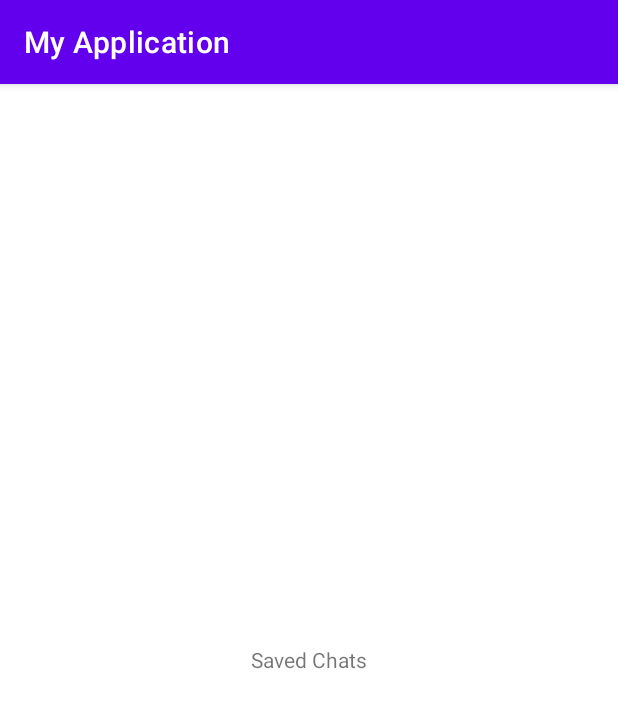
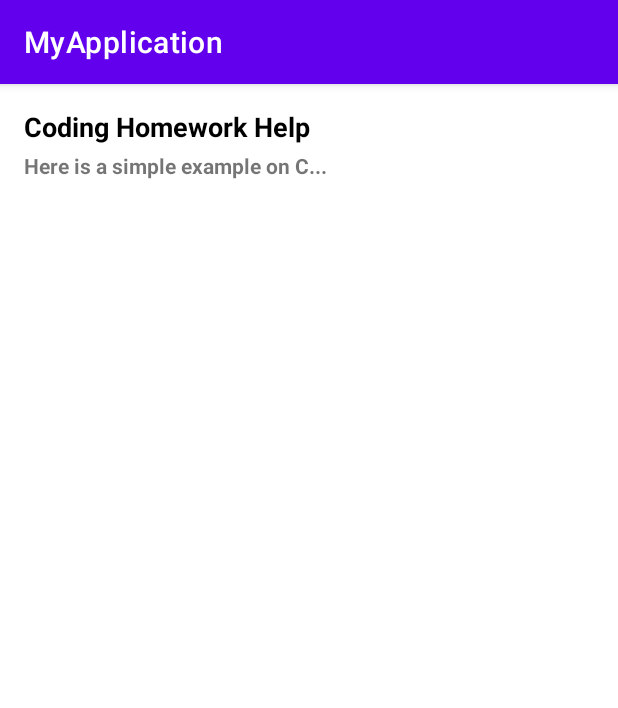
Before and after one commit to davidsmith189/AI3PO, an Android app: the fragment SavedFragment shown on its own in the app's theme, on a phone screen of 412 x 824 dp. Shown: the top 708 px of the screen. Run offline under Robolectric (Android 15) with nearby library versions, the light colour scheme and no system bars.

Commit message:
added item_chat.xml added SavedChat.kt created new assets folder to hold chats.json file which is my dummy data updated build.gradle so app would stop crashing will continue to try and get other chat bubbles to pop up because only one part of the dummy data is being displayed and not the rest of it :(

```diff
--- a/app/build.gradle
+++ b/app/build.gradle
@@ -5,7 +5,7 @@ plugins {
 
 android {
     namespace 'com.example.myapplication'
-    compileSdk 33
+    compileSdk 35
 
     defaultConfig {
         applicationId "com.example.myapplication"
@@ -21,6 +21,7 @@ android {
         release {
             minifyEnabled false
             proguardFiles getDefaultProguardFile('proguard-android-optimize.txt'), 'proguard-rules.pro'
+
         }
     }
     compileOptions {
@@ -34,13 +35,14 @@ android {
 
 dependencies {
 
-    implementation 'androidx.core:core-ktx:1.7.0'
-    implementation 'androidx.appcompat:appcompat:1.4.1'
-    implementation 'androidx.viewpager2:viewpager2:1.0.0'
-    implementation 'com.google.android.material:material:1.9.0'
-    implementation 'androidx.constraintlayout:constraintlayout:2.1.3'
+    implementation 'androidx.core:core-ktx:1.15.0'
+    implementation 'androidx.appcompat:appcompat:1.7.0'
+    implementation 'androidx.viewpager2:viewpager2:1.1.0'
+    implementation 'com.google.android.material:material:1.12.0'
+    implementation 'androidx.constraintlayout:constraintlayout:2.2.1'
     testImplementation 'junit:junit:4.13.2'
-    androidTestImplementation 'androidx.test.ext:junit:1.1.3'
-    androidTestImplementation 'androidx.test.espresso:espresso-core:3.4.0'
-    implementation 'androidx.recyclerview:recyclerview:1.2.1'
+    androidTestImplementation 'androidx.test.ext:junit:1.2.1'
+    androidTestImplementation 'androidx.test.espresso:espresso-core:3.6.1'
+    implementation 'androidx.recyclerview:recyclerview:1.4.0'
+    implementation 'com.google.code.gson:gson:2.10.1'
 }
--- /dev/null
+++ b/app/src/main/assets/chats.json
@@ -0,0 +1,18 @@
+[
+  {
+    "title": "Coding Homework Help",
+    "lastMessage": "Here is a simple example on C..."
+  },
+
+
+  {
+    "title": "Project Discussion",
+    "lastMessage": "Let's meet tomorrow at 9 PM."
+  },
+
+
+  {
+    "title": "English Paper",
+    "lastMessage": "Here is a suggestion on writing your paper..."
+  }
+]
--- /dev/null
+++ b/app/src/main/java/com/example/myapplication/SavedChat.kt
@@ -0,0 +1,6 @@
+package com.example.myapplication
+
+data class SavedChat (
+        val title: String = "" ,
+        val lastMessage: String = ""
+)
--- a/app/src/main/java/com/example/myapplication/SavedFragment.kt
+++ b/app/src/main/java/com/example/myapplication/SavedFragment.kt
@@ -5,12 +5,75 @@ import androidx.fragment.app.Fragment
 import android.view.LayoutInflater
 import android.view.View
 import android.view.ViewGroup
+import android.content.Context
+import android.util.Log
+import java.io.IOException
+import androidx.viewpager2.widget.ViewPager2
+import com.google.gson.Gson
+import com.google.gson.reflect.TypeToken
+import androidx.recyclerview.widget.RecyclerView
+import android.widget.TextView
+
+
 
 class SavedFragment: Fragment() {
+    private lateinit var viewPager: ViewPager2
+    private lateinit var adapter: SavedChatsAdapter
+
     override fun onCreateView(
         inflater: LayoutInflater, container: ViewGroup?,
         savedInstanceState: Bundle?
     ): View? {
         return inflater.inflate(R.layout.fragment_saved, container, false)
     }
+    override fun onViewCreated(view: View, savedInstanceState: Bundle?) {
+        super.onViewCreated(view, savedInstanceState)
+        val viewPager = view.findViewById<ViewPager2>(R.id.viewPager)
+
+        val jsonString = loadJsonFromAssets(requireContext(), "chats.json")
+        if (jsonString != null) {
+            val gson = Gson()
+            val chatListType = object : TypeToken<List<SavedChat>>() {}.type
+            val chats: List<SavedChat> = gson.fromJson(jsonString, chatListType)
+
+            adapter = SavedChatsAdapter(chats)
+            viewPager.adapter = adapter
+        }
+    }
 }
+fun loadJsonFromAssets(context: Context, filename: String): String? {
+    return try {
+        context.assets.open(filename).bufferedReader().use { it.readText() }
+    } catch (ex: IOException) {
+        ex.printStackTrace()
+        null
+    }
+}
+
+class SavedChatsAdapter(private val chatList: List<SavedChat>) :
+    RecyclerView.Adapter<SavedChatsAdapter.ChatViewHolder>() {
+
+    inner class ChatViewHolder(itemView: View) : RecyclerView.ViewHolder(itemView) {
+        val titleText: TextView = itemView.findViewById(R.id.chat_title)
+        val messageText: TextView = itemView.findViewById(R.id.chat_message)
+    }
+
+    override fun onCreateViewHolder(parent: ViewGroup, viewType: Int): ChatViewHolder {
+        val view = LayoutInflater.from(parent.context)
+            .inflate(R.layout.item_chat, parent, false)
+        return ChatViewHolder(view)
+    }
+
+        override fun onBindViewHolder(holder: ChatViewHolder, position: Int) {
+            val chat = chatList[position]
+            holder.titleText.text = chat.title
+            holder.messageText.text = chat.lastMessage
+            Log.d(
+                "SavedChatsAdapter",
+                "Binding position $position: title=${chat.title}, lastMessage=${chat.lastMessage}"
+            )
+        }
+
+    override fun getItemCount(): Int = chatList.size
+
+}
--- a/app/src/main/res/layout/fragment_saved.xml
+++ b/app/src/main/res/layout/fragment_saved.xml
@@ -1,12 +1,17 @@
 <?xml version="1.0" encoding="utf-8"?>
-<LinearLayout xmlns:android="http://schemas.android.com/apk/res/android"
+<androidx.constraintlayout.widget.ConstraintLayout
+    xmlns:android="http://schemas.android.com/apk/res/android"
+    xmlns:app="http://schemas.android.com/apk/res-auto"
     android:layout_width="match_parent"
-    android:layout_height="match_parent"
-    android:orientation="vertical"
-    android:gravity="center">
+    android:layout_height="match_parent">
 
-    <TextView
-        android:layout_width="wrap_content"
-        android:layout_height="wrap_content"
-        android:text="Saved Chats" />
-</LinearLayout>
+    <androidx.viewpager2.widget.ViewPager2
+        android:id="@+id/viewPager"
+        android:layout_width="0dp"
+        android:layout_height="0dp"
+        app:layout_constraintTop_toTopOf="parent"
+        app:layout_constraintBottom_toBottomOf="parent"
+        app:layout_constraintStart_toStartOf="parent"
+        app:layout_constraintEnd_toEndOf="parent" />
+
+</androidx.constraintlayout.widget.ConstraintLayout>
--- /dev/null
+++ b/app/src/main/res/layout/item_chat.xml
@@ -0,0 +1,29 @@
+<?xml version="1.0" encoding="utf-8"?>
+<LinearLayout
+    xmlns:android="http://schemas.android.com/apk/res/android"
+    android:orientation="vertical"
+    android:padding="16dp"
+    android:layout_width="match_parent"
+    android:layout_height="match_parent">
+
+    <TextView
+        android:id="@+id/chat_title"
+        android:layout_width="match_parent"
+        android:layout_height="wrap_content"
+        android:textSize="18sp"
+        android:textStyle="bold"
+        android:textColor="#000000"
+        android:text="@string/chatTitle" />
+
+    <TextView
+        android:id="@+id/chat_message"
+        android:layout_width="match_parent"
+        android:layout_height="wrap_content"
+        android:layout_marginTop="4dp"
+        android:textSize="14sp"
+        android:textStyle="bold"
+        android:ellipsize="none"
+        android:singleLine="false"
+        android:text="@string/lastMessagePreview" />
+
+</LinearLayout>
--- a/app/src/main/res/layout/item_user_message.xml
+++ b/app/src/main/res/layout/item_user_message.xml
@@ -11,7 +11,7 @@
         android:layout_width="wrap_content"
         android:layout_height="wrap_content"
         android:background="#FF0000"
-    android:textColor="#FFFFFF"
+        android:textColor="#FFFFFF"
     android:textSize="16sp"
     android:padding="12dp"
     android:visibility="visible"
--- a/app/src/main/res/values/strings.xml
+++ b/app/src/main/res/values/strings.xml
@@ -1,3 +1,5 @@
 <resources>
-    <string name="app_name">My Application</string>
+    <string name="app_name">MyApplication</string>
+    <string name="chatTitle">chatTitle</string>
+    <string name="lastMessagePreview">lastMessagePreview</string>
 </resources>
```
Also changed, not shown: 437 other files.
